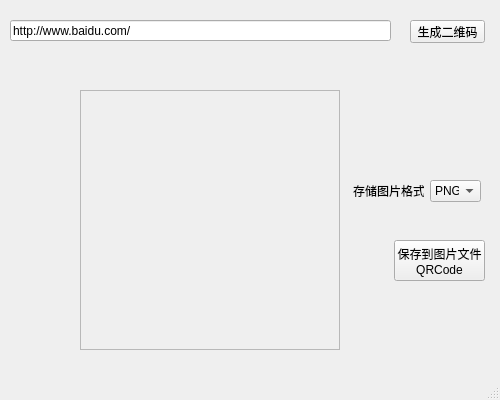
Qt form QRCode_Generator/mainwindow.ui (Zalafina/QRCode_Generator) before a commit.
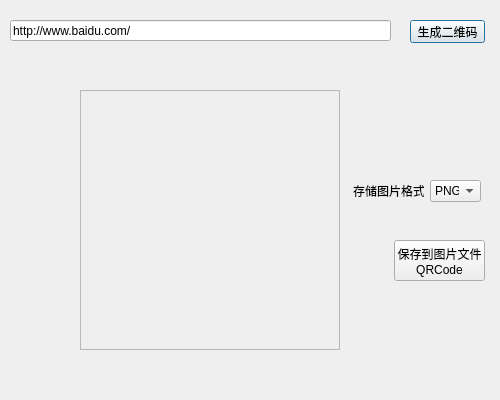
The same form after that commit.

Commit message: Modify widget property.

Diff of the .ui file:
```diff
--- a/QRCode_Generator/mainwindow.ui
+++ b/QRCode_Generator/mainwindow.ui
@@ -1,7 +1,7 @@
 <?xml version="1.0" encoding="UTF-8"?>
 <ui version="4.0">
  <class>MainWindow</class>
- <widget class="QMainWindow" name="MainWindow">
+ <widget class="QDialog" name="MainWindow">
   <property name="geometry">
    <rect>
     <x>0</x>
@@ -10,10 +10,36 @@
     <height>400</height>
    </rect>
   </property>
+  <property name="sizePolicy">
+   <sizepolicy hsizetype="Fixed" vsizetype="Fixed">
+    <horstretch>0</horstretch>
+    <verstretch>0</verstretch>
+   </sizepolicy>
+  </property>
+  <property name="minimumSize">
+   <size>
+    <width>500</width>
+    <height>400</height>
+   </size>
+  </property>
+  <property name="maximumSize">
+   <size>
+    <width>500</width>
+    <height>400</height>
+   </size>
+  </property>
   <property name="windowTitle">
    <string>QRCode Generator</string>
   </property>
-  <widget class="QWidget" name="centralWidget">
+  <widget class="QWidget" name="centralWidget" native="true">
+   <property name="geometry">
+    <rect>
+     <x>0</x>
+     <y>0</y>
+     <width>495</width>
+     <height>370</height>
+    </rect>
+   </property>
    <widget class="QLabel" name="label">
     <property name="geometry">
      <rect>
@@ -115,17 +141,6 @@
     </property>
    </widget>
   </widget>
-  <widget class="QStatusBar" name="statusBar"/>
-  <widget class="QMenuBar" name="menuBar">
-   <property name="geometry">
-    <rect>
-     <x>0</x>
-     <y>0</y>
-     <width>500</width>
-     <height>21</height>
-    </rect>
-   </property>
-  </widget>
  </widget>
  <layoutdefault spacing="6" margin="11"/>
  <resources/>
```
The commit also changes 3 other files.
